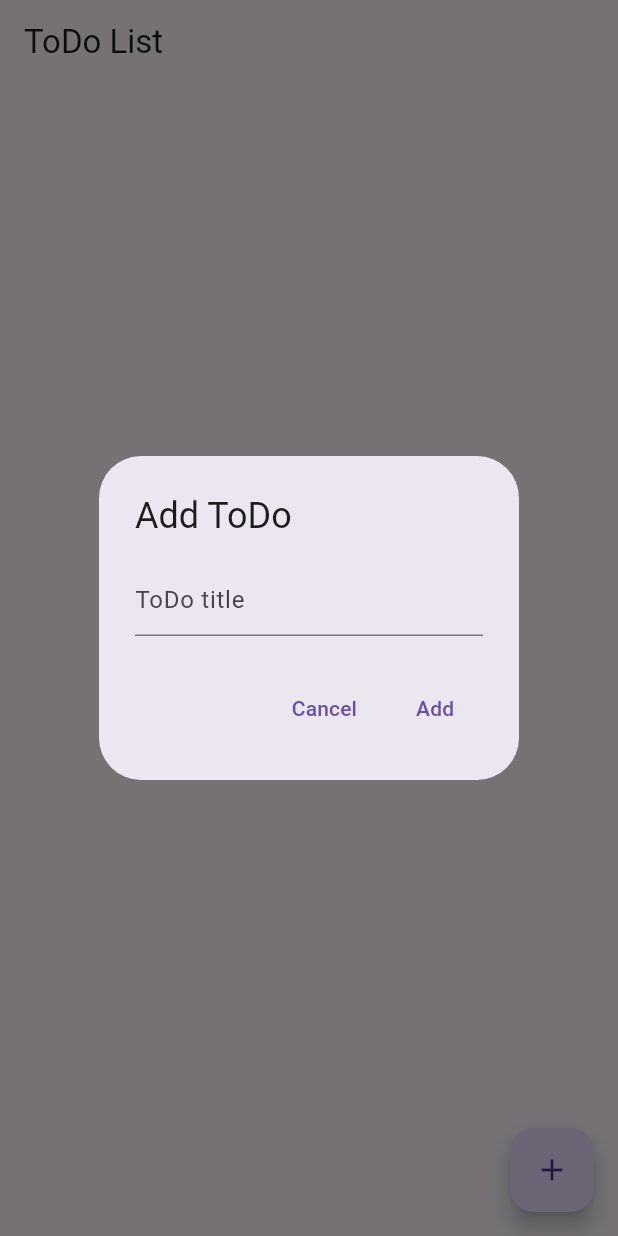
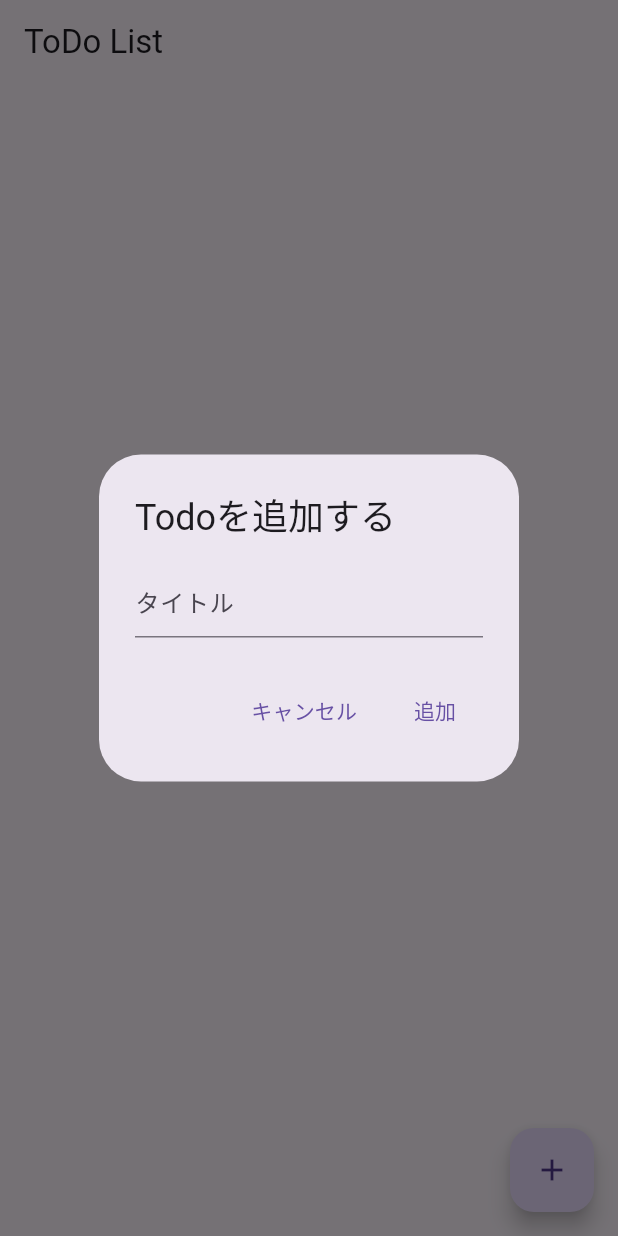
Before and after one commit to you22fy/flutter100, a Flutter app: the screen it shows after launch, after a tap on the "add" icon, on a phone screen of 412 x 824 dp. Run offline on Flutter 3.47's test engine with Material 3 defaults, Android fonts, the light colour scheme and no system bars; our stand-ins replace flutter_hooks, flutter_riverpod, hooks_riverpod.

Commit message:
fix: dialogの日本語化

```diff
--- a/app03_todo/lib/main.dart
+++ b/app03_todo/lib/main.dart
@@ -64,25 +64,26 @@
     showDialog(
       context: context,
       builder: (context) => AlertDialog(
-        title: const Text('Add ToDo'),
+        title: const Text('Todoを追加する'),
         content: TextField(
           controller: controller,
-          decoration: const InputDecoration(hintText: 'ToDo title'),
+          decoration: const InputDecoration(hintText: 'タイトル'),
         ),
-        actions: <Widget>[
+        actions: [
           TextButton(
-            child: const Text('Cancel'),
+            child: const Text('キャンセル'),
             onPressed: () => Navigator.of(context).pop(),
           ),
           TextButton(
-            child: const Text('Add'),
+            autofocus: true,
             onPressed: () {
-              final title = controller.text.trim();
+              final title = controller.text;
               if (title.isNotEmpty) {
                 ref.read(todoListProvider.notifier).add(title);
                 Navigator.of(context).pop();
               }
             },
+            child: const Text('追加'),
           ),
         ],
       ),
```
